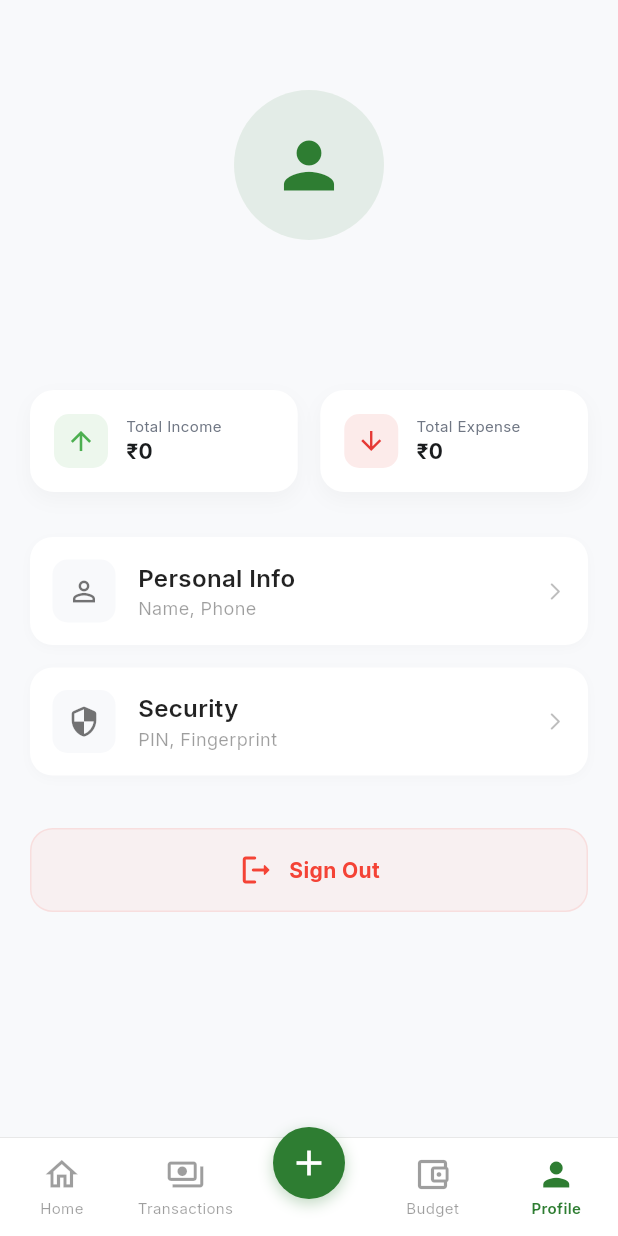
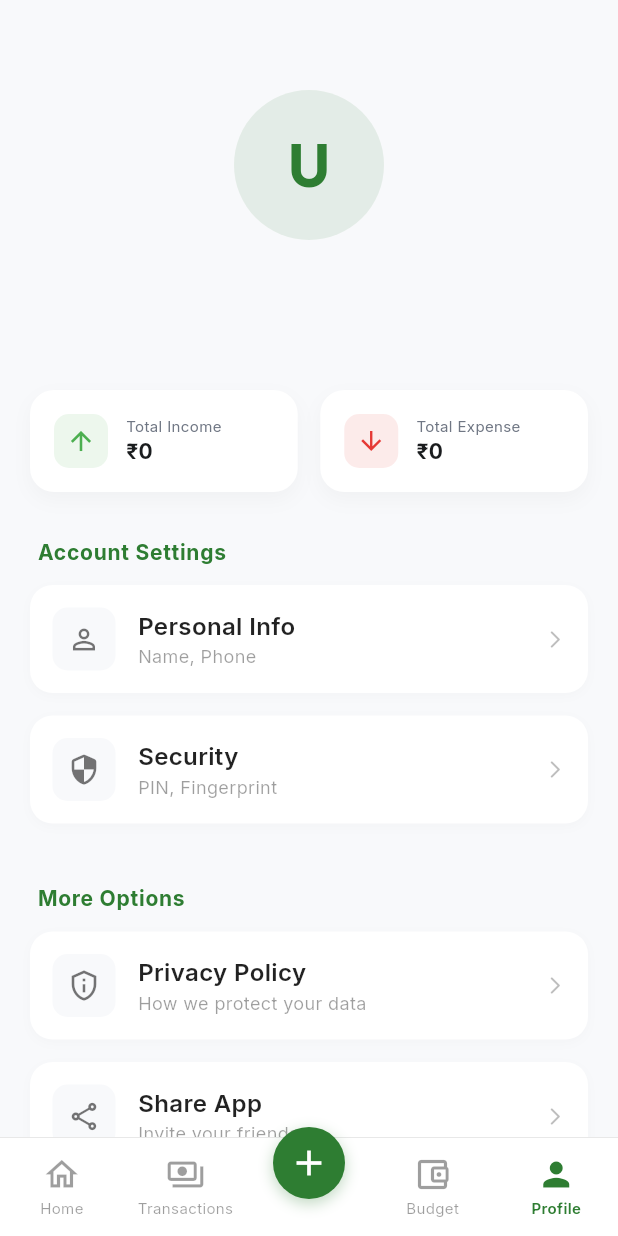
Before and after one commit to SurajChaurasia84/Xpense-Tracker, a Flutter app: the screen it shows once a user with an empty profile is signed in, item 5 of the bottom bar chosen, on a phone screen of 412 x 824 dp. Run offline on Flutter 3.47's test engine with Material 3 defaults, Android fonts, the light colour scheme and no system bars; our stand-ins replace animate_do, cached_network_image, cloud_firestore, firebase_auth, firebase_core, fl_chart and 6 more; accounts and stored records are empty; generated files the repository leaves out were written again.

Commit message:
feat: improve profile screen UI and functionality

```diff
--- a/lib/screens/profile_screen.dart
+++ b/lib/screens/profile_screen.dart
@@ -11,6 +11,9 @@ import '../utils/constants.dart';
 import '../services/security_service.dart';
 import 'personal_info_screen.dart';
 import 'security_settings_screen.dart';
+import 'package:share_plus/share_plus.dart';
+import 'package:package_info_plus/package_info_plus.dart';
+import 'package:url_launcher/url_launcher.dart';
 
 class ProfileScreen extends StatelessWidget {
   const ProfileScreen({super.key});
@@ -72,10 +75,10 @@ class ProfileScreen extends StatelessWidget {
                                     ? CachedNetworkImage(
                                         imageUrl: user!.photoURL!,
                                         fit: BoxFit.cover,
-                                        placeholder: (context, url) => Icon(Icons.person, size: 50, color: themeColor),
-                                        errorWidget: (context, url, error) => Icon(Icons.person, size: 50, color: themeColor),
+                                        placeholder: (context, url) => _buildInitialFallback(displayName, themeColor),
+                                        errorWidget: (context, url, error) => _buildInitialFallback(displayName, themeColor),
                                       )
-                                    : Icon(Icons.person, size: 50, color: themeColor),
+                                    : _buildInitialFallback(displayName, themeColor),
                               ),
                             ),
                             const SizedBox(height: 15),
@@ -113,11 +116,13 @@ class ProfileScreen extends StatelessWidget {
 
                         const SizedBox(height: 30),
 
-                        // Settings List
-                        Container(
+                        // Settings Sections
+                        Padding(
                           padding: const EdgeInsets.symmetric(horizontal: 20),
                           child: Column(
+                            crossAxisAlignment: CrossAxisAlignment.start,
                             children: [
+                              _buildSectionTitle('Account Settings'),
                               _buildSettingsItem(
                                 Icons.person_outline,
                                 'Personal Info',
@@ -141,11 +146,36 @@ class ProfileScreen extends StatelessWidget {
                                   MaterialPageRoute(builder: (context) => const SecuritySettingsScreen()),
                                 ),
                               ),
-                              const SizedBox(height: 20),
+
+                              const SizedBox(height: 25),
+                              _buildSectionTitle('More Options'),
+                              _buildSettingsItem(
+                                Icons.privacy_tip_outlined,
+                                'Privacy Policy',
+                                'How we protect your data',
+                                onTap: () => launchUrl(Uri.parse('https://surajchaurasia84.github.io/privacy-policy/')),
+                              ),
+                              _buildSettingsItem(
+                                Icons.share_outlined,
+                                'Share App',
+                                'Invite your friends',
+                                onTap: () => Share.share(
+                                  "Hey! Checkout Xpense Tracker to manage your finances easily. It's awesome! Download it from Play Store: https://play.google.com/store/apps/details?id=com.xpensetracker.finance.apps",
+                                  subject: 'Download Xpense Tracker App',
+                                ),
+                              ),
+                              _buildSettingsItem(
+                                Icons.help_outline_rounded,
+                                'Contact Us',
+                                'Feedback, Help & Support',
+                                onTap: () => launchUrl(Uri.parse('mailto:xpensetracker95@gmail.com?subject=Support - Xpense Tracker')),
+                              ),
+
+                              const SizedBox(height: 25),
 
                               // Logout Button
                               GestureDetector(
-                                onTap: () => FirebaseAuth.instance.signOut(),
+                                onTap: () => _showLogoutConfirmation(context),
                                 child: Container(
                                   padding: const EdgeInsets.symmetric(vertical: 15),
                                   decoration: BoxDecoration(
@@ -169,6 +199,27 @@ class ProfileScreen extends StatelessWidget {
                                   ),
                                 ),
                               ),
+
+                              const SizedBox(height: 30),
+
+                              // App Version
+                              Center(
+                                child: FutureBuilder<PackageInfo>(
+                                  future: PackageInfo.fromPlatform(),
+                                  builder: (context, snapshot) {
+                                    final version = snapshot.data?.version ?? '1.0.0';
+                                    final buildNumber = snapshot.data?.buildNumber ?? '1';
+                                    return Text(
+                                      'Version $version ($buildNumber)',
+                                      style: GoogleFonts.inter(
+                                        fontSize: 12,
+                                        color: Colors.black26,
+                                        fontWeight: FontWeight.w500,
+                                      ),
+                                    );
+                                  },
+                                ),
+                              ),
                             ],
                           ),
                         ),
@@ -181,6 +232,66 @@ class ProfileScreen extends StatelessWidget {
             },
           );
         },
+      ),
+    );
+  }
+
+  Widget _buildInitialFallback(String name, Color color) {
+    return Center(
+      child: Text(
+        name.isNotEmpty ? name[0].toUpperCase() : 'U',
+        style: GoogleFonts.outfit(
+          fontSize: 40,
+          fontWeight: FontWeight.bold,
+          color: color,
+        ),
+      ),
+    );
+  }
+
+  void _showLogoutConfirmation(BuildContext context) {
+    showDialog(
+      context: context,
+      builder: (context) => AlertDialog(
+        shape: RoundedRectangleBorder(borderRadius: BorderRadius.circular(20)),
+        title: Text('Sign Out', style: GoogleFonts.inter(fontWeight: FontWeight.bold)),
+        content: Text(
+          'Are you sure you want to sign out of your account?',
+          style: GoogleFonts.inter(color: Colors.black54),
+        ),
+        actions: [
+          TextButton(
+            onPressed: () => Navigator.pop(context),
+            child: Text('Cancel', style: GoogleFonts.inter(color: Colors.grey)),
+          ),
+          ElevatedButton(
+            onPressed: () {
+              Navigator.pop(context);
+              FirebaseAuth.instance.signOut();
+            },
+            style: ElevatedButton.styleFrom(
+              backgroundColor: Colors.red,
+              foregroundColor: Colors.white,
+              shape: RoundedRectangleBorder(borderRadius: BorderRadius.circular(12)),
+            ),
+            child: Text('Confirm', style: GoogleFonts.inter(fontWeight: FontWeight.bold)),
+          ),
+        ],
+      ),
+    );
+  }
+
+  Widget _buildSectionTitle(String title) {
+    return Padding(
+      padding: const EdgeInsets.only(left: 5, bottom: 12),
+      child: Text(
+        title,
+        style: GoogleFonts.inter(
+          fontSize: 14,
+          fontWeight: FontWeight.bold,
+          color: const Color(0xFF2E7D32),
+          letterSpacing: 0.5,
+        ),
       ),
     );
   }
```
